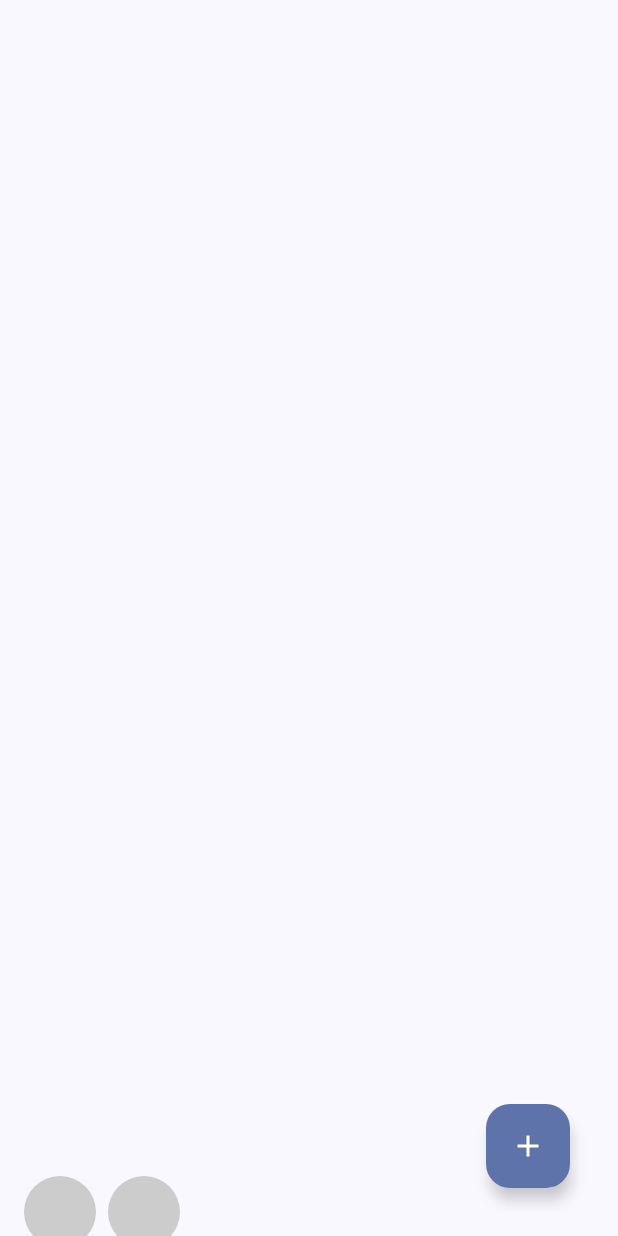
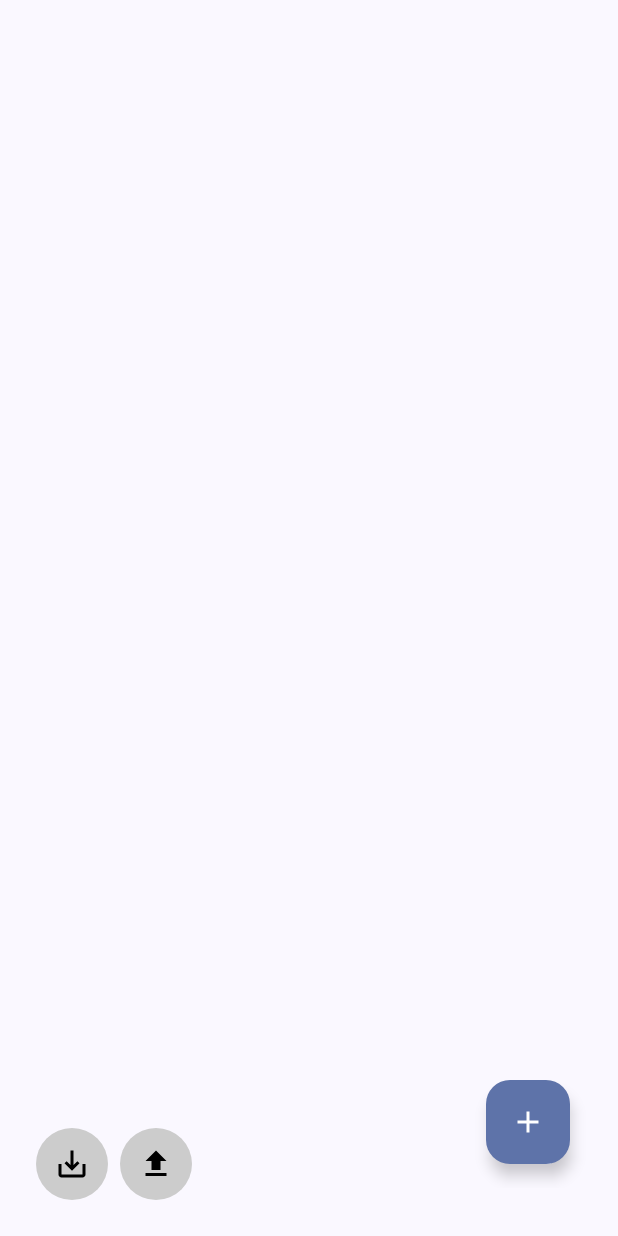
Before and after one commit to Linberg34/ToDoMob, an Android app built with Jetpack Compose: the screen it shows after launch (MainActivity), on a phone screen of 412 x 824 dp. Run offline under Robolectric (Android 15) with nearby library versions, the phone set to English and light mode, and no system bars.

Commit message:
UI bug fixed

```diff
--- a/app/src/main/java/com/example/todolist/MainActivity.kt
+++ b/app/src/main/java/com/example/todolist/MainActivity.kt
@@ -71,20 +71,25 @@ class MainActivity : ComponentActivity() {
         }
 
         Box(modifier = Modifier.fillMaxSize().padding(16.dp)) {
-            Column(modifier = Modifier.fillMaxSize()) {
+            Column(
+                modifier = Modifier
+                    .fillMaxSize()
+                    .padding(bottom = 16.dp)
+            ) {
                 ToDoListPage(toDoList, onUpdateToDoList = { updatedList -> toDoList = updatedList })
 
                 Spacer(modifier = Modifier.weight(1f))
+            }
 
             Row(
                 modifier = Modifier
-                        .fillMaxWidth()
-                        .padding(bottom = 64.dp),
+                    .align(Alignment.BottomStart)
+                    .padding(start = 8.dp, end = 8.dp, bottom = 8.dp),
                 horizontalArrangement = Arrangement.Start
             ) {
                 IconButton(
                     onClick = {
-                            val saved = saveToDoList(context,toDoList)
+                        val saved = saveToDoList(context, toDoList)
                         showToast = if (saved) "Data saved successfully" else "Failed to save data"
                     },
                     modifier = Modifier
@@ -92,7 +97,7 @@ class MainActivity : ComponentActivity() {
                         .background(Color.LightGray)
                 ) {
                     Icon(
-                            Icons.Default.SaveAlt,contentDescription = "Save Data" , tint = Color.Black
+                        Icons.Default.SaveAlt, contentDescription = "Save Data", tint = Color.Black
                     )
                 }
                 Spacer(modifier = Modifier.width(8.dp))
@@ -115,7 +120,7 @@ class MainActivity : ComponentActivity() {
                 showToast = null
             }
         }
-        }
+
     }
 
     fun saveToDoList(context: Context, toDoList: List<ToDo>): Boolean {
```
Lines whose indentation alone changed are shown as unchanged.
